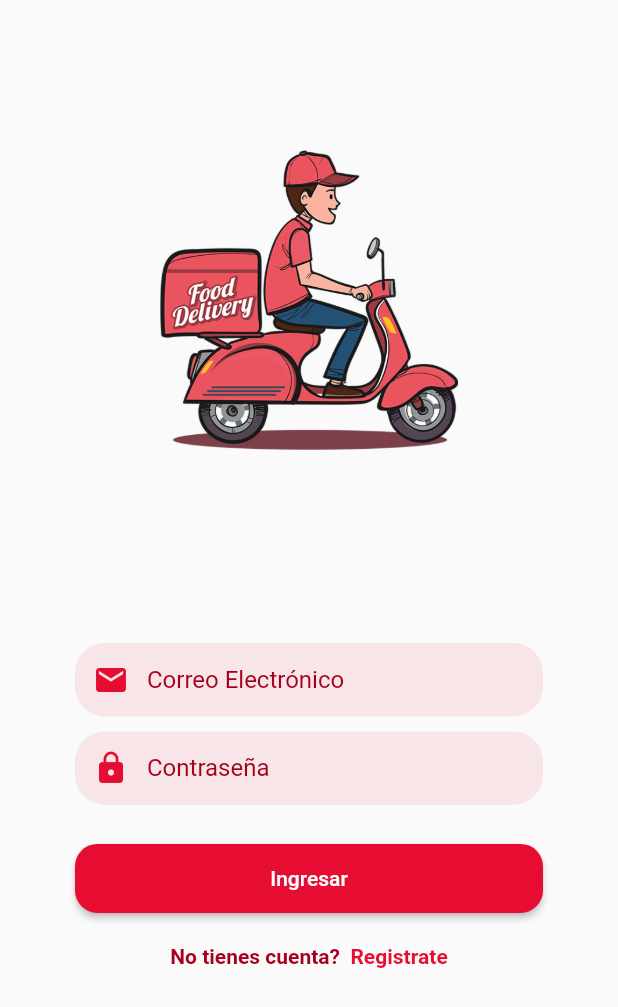
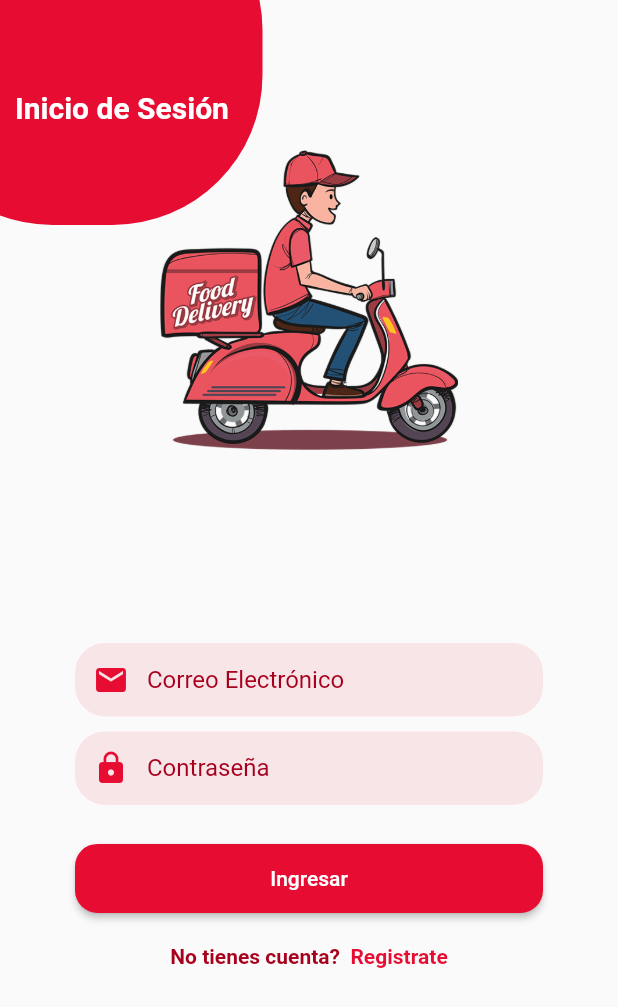
Before and after one commit to PaulGuillen/ChatFlutter, a Flutter app: the screen it shows after launch, on a phone screen of 412 x 824 dp. Shown: the top 1007 px of the screen. Run offline on Flutter 3.47's test engine with Material 2 defaults, Android fonts, the phone set to English and light mode, and no system bars.

Commit message:
Creating login screen - second day

```diff
--- a/lib/src/login/login_page.dart
+++ b/lib/src/login/login_page.dart
@@ -18,7 +18,19 @@ class _LoginPageState extends State< LoginPage> {
       resizeToAvoidBottomInset: false,
       body: SizedBox(
         width: double.infinity,
-        child: Column(
+        child: Stack(
+          children: [
+            Positioned(
+              top: -80,
+              left: -65,
+                child: _circleLogin()
+            ),
+            Positioned(
+                child: _textLogin(),
+                top: 60,
+                left: 10,
+            ),
+            Column(
               crossAxisAlignment: CrossAxisAlignment.center,
             children: [
               _imageBanner(),
@@ -28,7 +40,31 @@ class _LoginPageState extends State< LoginPage> {
               _textDonHaveAccount()
             ],
             ),
+          ],
+        ),
       )
+    );
+  }
+
+  Widget _circleLogin(){
+    return Container(
+      width: 240,
+      height: 230,
+      decoration: BoxDecoration(
+        borderRadius: BorderRadius.circular(100),
+        color: MyColors.primaryColor
+      ),
+    );
+  }
+
+  Widget _textLogin(){
+    return Text(
+      'Inicio de Sesión',
+      style: TextStyle(
+        color: Colors.white,
+        fontWeight: FontWeight.bold,
+        fontSize: 20
+      ),
     );
   }
 
```
Lines whose indentation alone changed are shown as unchanged.
